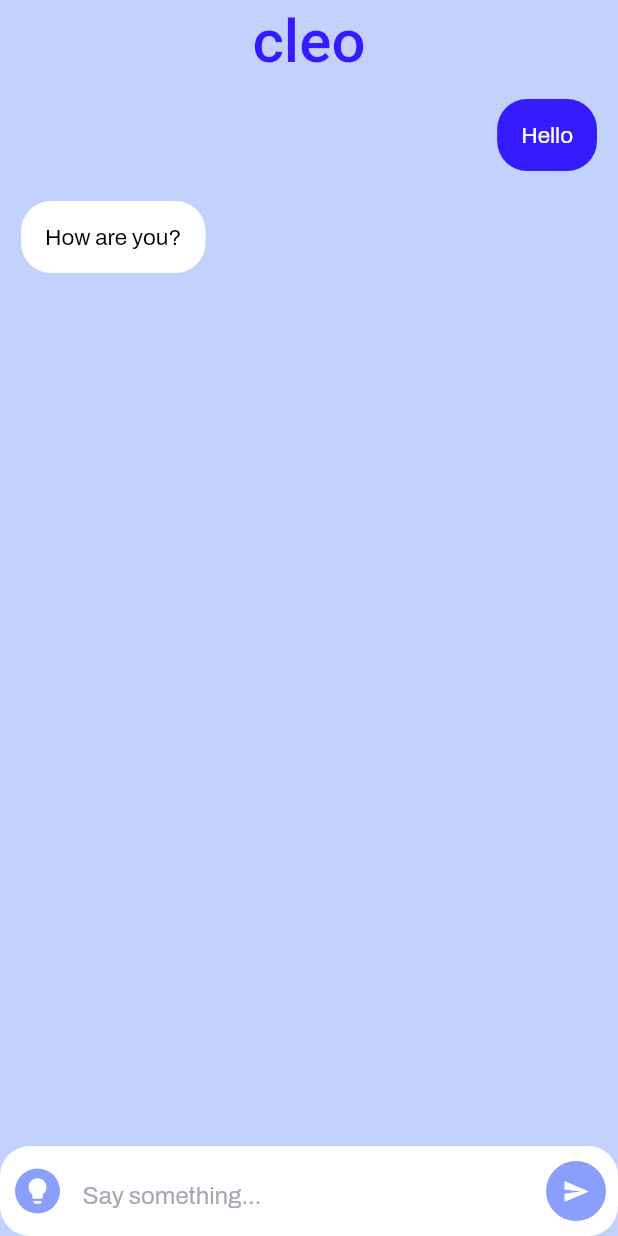
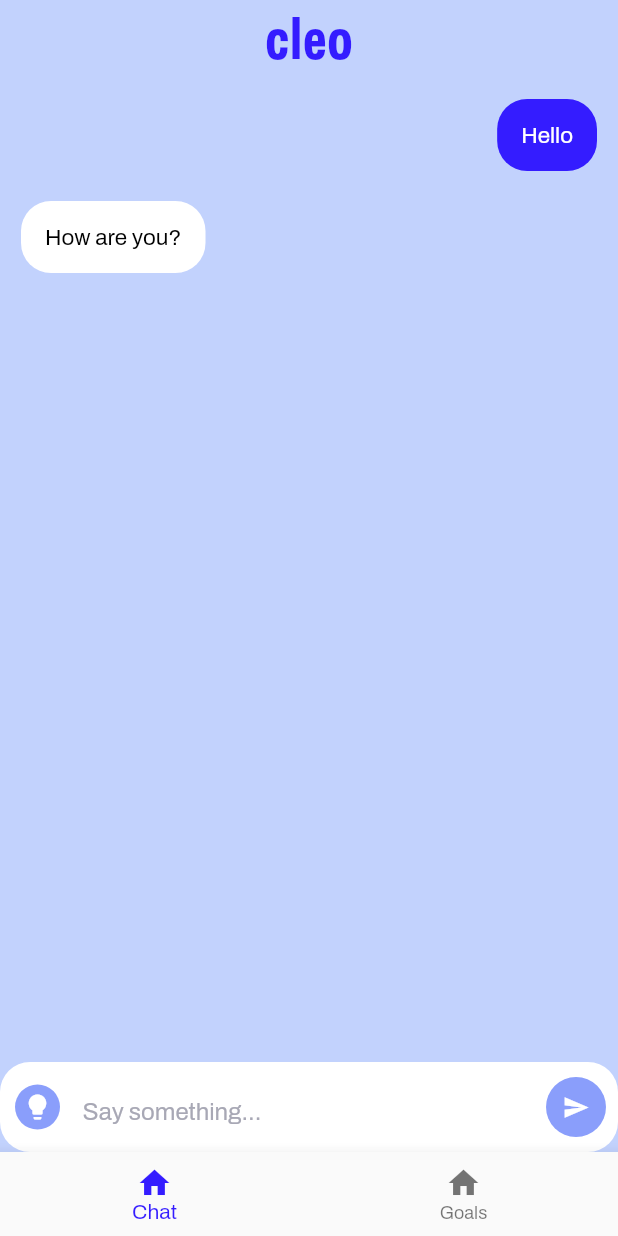
Before and after one commit to NoSuchThingAsRandom/CleoHackathon, a Flutter app: the screen it shows after launch, on a phone screen of 412 x 824 dp. Run offline on Flutter 3.47's test engine with Material 2 defaults, Android fonts, the phone set to English and light mode, and no system bars; our stand-ins replace google_fonts.

Commit message:
Added bottom navigation bar and support for multiple pages.

```diff
--- a/lib/chat_page.dart
+++ b/lib/chat_page.dart
@@ -1,33 +1,28 @@
-import 'package:cleo_hackathon/cleo_appbar.dart';
 import 'package:flutter/material.dart';
 
 import 'data.dart';
 
 class Message {
   /// The text to display for this message
-  String content;
+  final String content;
 
   /// Whether the message sender is cleo, or the user
-  bool isCleo;
+  final bool isCleo;
 
-  Message(String content, bool isCleo) {
-    this.content = content;
-    this.isCleo = isCleo;
-  }
+  Message(this.content, this.isCleo);
 }
 
+// Useful: https://www.freecodecamp.org/news/build-a-chat-app-ui-with-flutter/
 class ChatPage extends StatelessWidget {
   // TODO Create better messages
-  var messages = [
+  final messages = [
     Message("Hello", false),
     Message("How are you?", true),
   ];
 
   @override
   Widget build(BuildContext context) {
-    return Scaffold(
-        appBar: CleoAppBar(),
-        body: Stack(children: <Widget>[
+    return Stack(children: <Widget>[
       /// Builds and displays the messages
       ListView.builder(
           itemCount: messages.length,
@@ -96,7 +91,7 @@ class ChatPage extends StatelessWidget {
                   elevation: 0,
                 ),
               ]))),
-        ]));
+    ]);
   }
 }
 
--- a/lib/cleo_appbar.dart
+++ b/lib/cleo_appbar.dart
@@ -4,7 +4,7 @@ import 'package:flutter/painting.dart';
 import 'data.dart';
 
 class CleoAppBar extends StatefulWidget implements PreferredSizeWidget {
-  CleoAppBar({Key key})
+  CleoAppBar({Key? key})
       : preferredSize = Size.fromHeight(kToolbarHeight),
         super(key: key);
 
--- /dev/null
+++ b/lib/goals.dart
@@ -0,0 +1,8 @@
+import 'package:flutter/material.dart';
+
+class Goals extends StatelessWidget {
+  @override
+  Widget build(BuildContext context) {
+    return Text("Some goals stuff");
+  }
+}
--- a/lib/main.dart
+++ b/lib/main.dart
@@ -1,15 +1,18 @@
+import 'package:cleo_hackathon/cleo_appbar.dart';
 import 'package:flutter/material.dart';
 import 'package:google_fonts/google_fonts.dart';
 
 import 'chat_page.dart';
 import 'data.dart';
+import 'goals.dart';
 
 void main() {
-  runApp(MyApp());
+  runApp(Cleo());
 }
 
-class MyApp extends StatelessWidget {
-  // This widget is the root of your application.
+class Cleo extends StatelessWidget {
+  const Cleo({Key? key}) : super(key: key);
+
   @override
   Widget build(BuildContext context) {
     return MaterialApp(
@@ -19,91 +22,43 @@ class MyApp extends StatelessWidget {
             accentColor: Data.material_cleo_blue_tint_3,
             scaffoldBackgroundColor: Data.material_cleo_blue_tint_3,
             textTheme: GoogleFonts.archivoTextTheme()),
-        home: ChatPage());
+        home: CleoApp());
   }
 }
 
-class MyHomePage extends StatefulWidget {
-  MyHomePage({Key key, this.title}) : super(key: key);
-
-  // This widget is the home page of your application. It is stateful, meaning
-  // that it has a State object (defined below) that contains fields that affect
-  // how it looks.
-
-  // This class is the configuration for the state. It holds the values (in this
-  // case the title) provided by the parent (in this case the App widget) and
-  // used by the build method of the State. Fields in a Widget subclass are
-  // always marked "final".
-
-  final String title;
+class CleoApp extends StatefulWidget {
+  const CleoApp({Key? key}) : super(key: key);
 
   @override
-  _MyHomePageState createState() => _MyHomePageState();
+  State<CleoApp> createState() => _CleoAppState();
 }
 
-class _MyHomePageState extends State<MyHomePage> {
-  int _counter = 0;
+class _CleoAppState extends State<CleoApp> {
+  int _selectedIndex = 0;
+  List<Widget> _screens = <Widget>[
+    ChatPage(),
+    Goals(),
+  ];
 
-  void _incrementCounter() {
+  void _onItemTapped(int index) {
     setState(() {
-      // This call to setState tells the Flutter framework that something has
-      // changed in this State, which causes it to rerun the build method below
-      // so that the display can reflect the updated values. If we changed
-      // _counter without calling setState(), then the build method would not be
-      // called again, and so nothing would appear to happen.
-      _counter++;
+      _selectedIndex = index;
     });
   }
 
   @override
   Widget build(BuildContext context) {
-    // This method is rerun every time setState is called, for instance as done
-    // by the _incrementCounter method above.
-    //
-    // The Flutter framework has been optimized to make rerunning build methods
-    // fast, so that you can just rebuild anything that needs updating rather
-    // than having to individually change instances of widgets.
     return Scaffold(
-      appBar: AppBar(
-        // Here we take the value from the MyHomePage object that was created by
-        // the App.build method, and use it to set our appbar title.
-        title: Text(widget.title),
-      ),
-      body: Center(
-        // Center is a layout widget. It takes a single child and positions it
-        // in the middle of the parent.
-        child: Column(
-          // Column is also a layout widget. It takes a list of children and
-          // arranges them vertically. By default, it sizes itself to fit its
-          // children horizontally, and tries to be as tall as its parent.
-          //
-          // Invoke "debug painting" (press "p" in the console, choose the
-          // "Toggle Debug Paint" action from the Flutter Inspector in Android
-          // Studio, or the "Toggle Debug Paint" command in Visual Studio Code)
-          // to see the wireframe for each widget.
-          //
-          // Column has various properties to control how it sizes itself and
-          // how it positions its children. Here we use mainAxisAlignment to
-          // center the children vertically; the main axis here is the vertical
-          // axis because Columns are vertical (the cross axis would be
-          // horizontal).
-          mainAxisAlignment: MainAxisAlignment.center,
-          children: <Widget>[
-            Text(
-              'You have pushed the button this many times:',
-            ),
-            Text(
-              '$_counter',
-              style: Theme.of(context).textTheme.headline4,
-            ),
+        appBar: CleoAppBar(),
+        body: _screens.elementAt(_selectedIndex),
+        bottomNavigationBar: BottomNavigationBar(
+          items: [
+            // TODO Create better icons
+            BottomNavigationBarItem(icon: Icon(Icons.home), label: "Chat"),
+            BottomNavigationBarItem(icon: Icon(Icons.home), label: "Goals")
           ],
-        ),
-      ),
-      floatingActionButton: FloatingActionButton(
-        onPressed: _incrementCounter,
-        tooltip: 'Increment',
-        child: Icon(Icons.add),
-      ), // This trailing comma makes auto-formatting nicer for build methods.
-    );
+          currentIndex: _selectedIndex,
+          onTap: _onItemTapped,
+        ));
   }
 }
--- a/pubspec.yaml
+++ b/pubspec.yaml
@@ -18,7 +18,7 @@ publish_to: 'none' # Remove this line if you wish to publish to pub.dev
 version: 1.0.0+1
 
 environment:
-  sdk: ">=2.7.0 <3.0.0"
+  sdk: ">=2.12.0 <3.0.0"
 
 dependencies:
   flutter:
@@ -55,8 +55,8 @@ flutter:
 
     # For details regarding adding assets from package dependencies, see
     # https://flutter.dev/assets-and-images/#from-packages
-
+  fonts:
     - family: GT-Flexa
       fonts:
+        - asset: fonts/GT-Flexa-Compressed-Bold-Trial.otf
         #- asset: fonts/GT-Flexa-Compressed-Regular-Trial.otf
-        - asset: fonts/GT-Flexa-Compressed-Bold-Trial.otf
```
Lines whose indentation alone changed are shown as unchanged.
